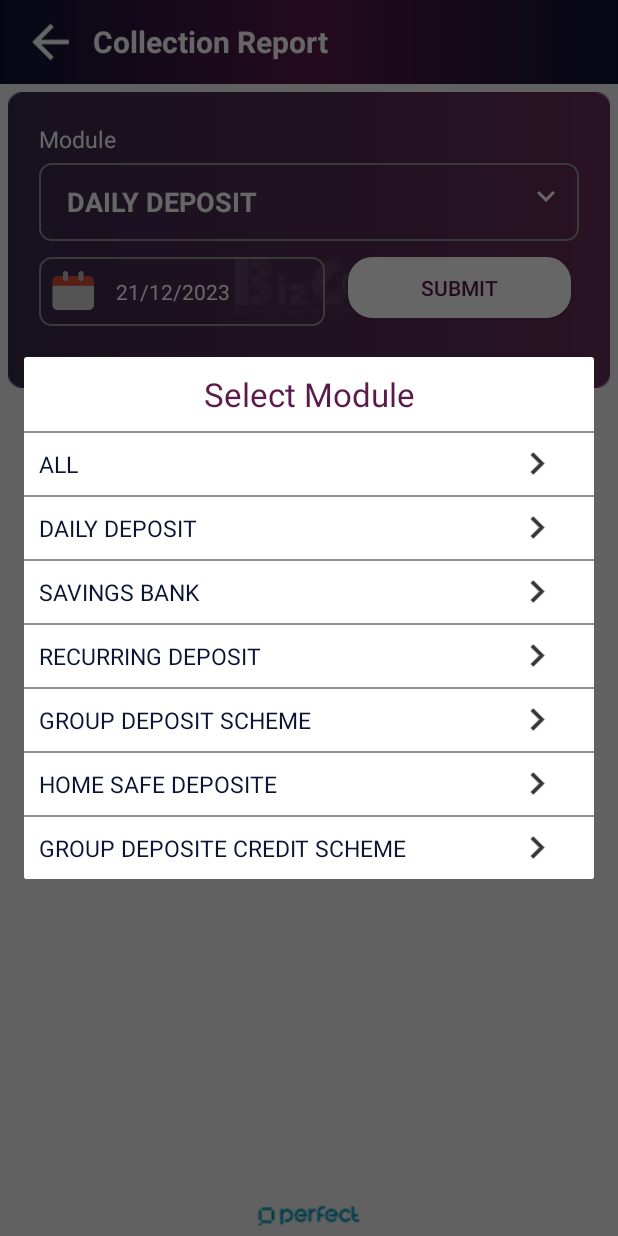
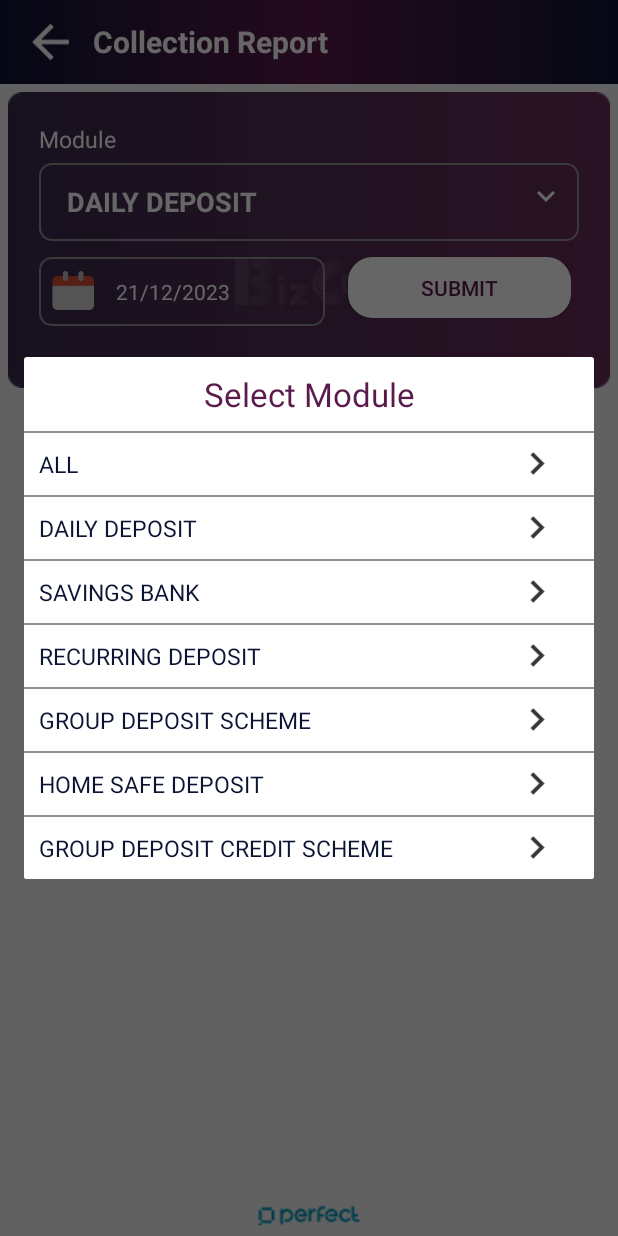
Before and after one commit to perfectandroid/BizCoreLite, an Android app: the AgentCollectionReportActivity screen opened directly, with no data from a screen before it, after a tap on "DAILY DEPOSIT", on a phone screen of 412 x 824 dp. Run offline under Robolectric (Android 15) with nearby library versions, the phone set to English and light mode, and no system bars; pictures from the network do not load.

```diff
--- a/app/src/main/java/com/perfect/bizcorelite/AgentCollectionReport/AgentCollectionReportActivity.kt
+++ b/app/src/main/java/com/perfect/bizcorelite/AgentCollectionReport/AgentCollectionReportActivity.kt
@@ -62,8 +62,8 @@ class AgentCollectionReportActivity : AppCompatActivity(),
         "SAVINGS BANK",
         "RECURRING DEPOSIT",
         "GROUP DEPOSIT SCHEME",
-        "HOME SAFE DEPOSITE",
-        "GROUP DEPOSITE CREDIT SCHEME"
+        "HOME SAFE DEPOSIT",
+        "GROUP DEPOSIT CREDIT SCHEME"
     )
     var module: ArrayAdapter<*>? = null
     var dateTime: String? = null
--- a/app/src/main/res/layout/success_deposit_layout.xml
+++ b/app/src/main/res/layout/success_deposit_layout.xml
@@ -106,7 +106,7 @@
                         android:textSize="18sp"
                         android:textStyle="bold"
                         android:textColor="@color/black"
-                        android:text="Reciever A/C"
+                        android:text="Receiver A/C"
                         android:layout_width="match_parent"
                         android:layout_height="wrap_content"/>
                     <TextView
```
Also changed, not shown: app/src/main/java/com/perfect/bizcorelite/bottombar/resetcredentials/ResetCredentialsFragment.kt (+25 -0 lines).
